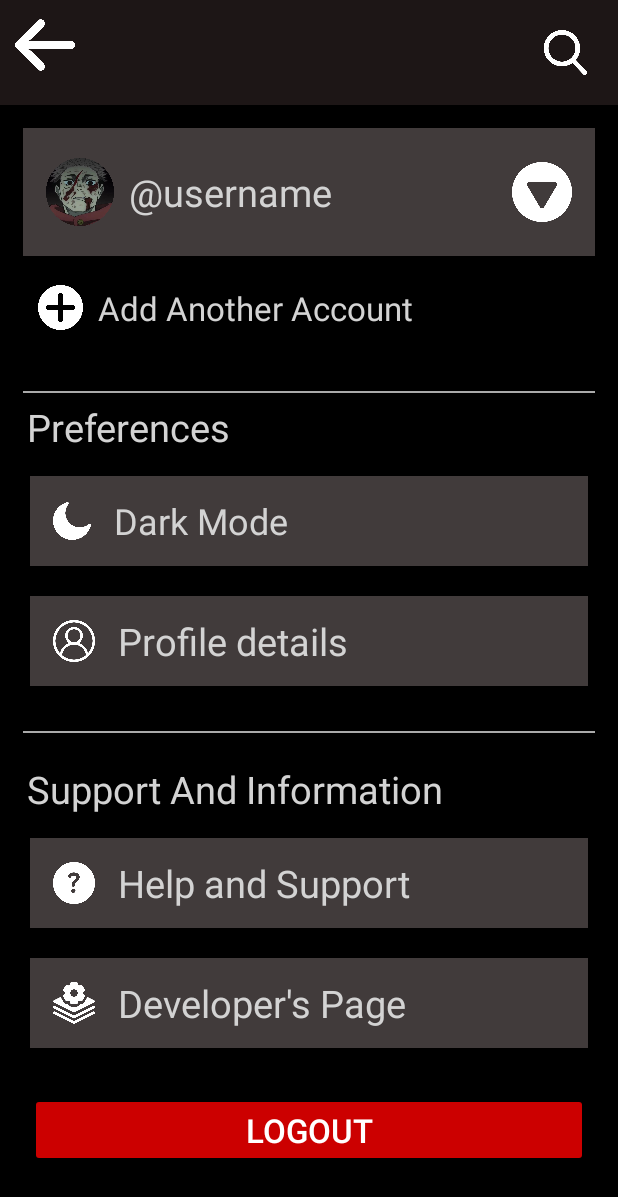
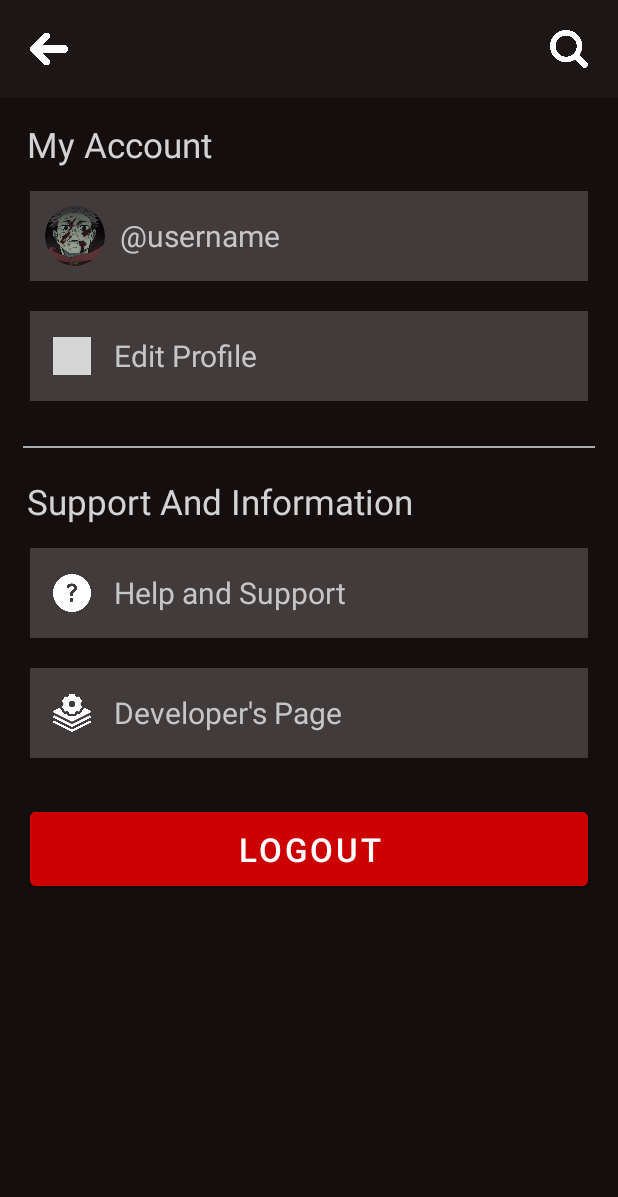
Before and after one commit to Jxrtd/AniVibe, an Android app: the SettingsActivity screen opened directly, with no data from a screen before it, on a phone screen of 412 x 824 dp. Shown: the top 1197 px of the screen. Run offline under Robolectric (Android 15) with nearby library versions, the phone set to English and light mode, and no system bars; our stand-ins replace CircleImageView; grey boxes are pictures that could not be loaded.

Commit message:
- settings

```diff
--- a/app/src/main/AndroidManifest.xml
+++ b/app/src/main/AndroidManifest.xml
@@ -36,6 +36,9 @@
             </intent-filter>
         </activity>
         <activity
+            android:name=".ConversationActivity"
+            android:exported="false" />
+        <activity
             android:name=".SettingsActivity"
             android:exported="true">
         </activity>
--- a/app/src/main/java/org/opensource/anivibe/SettingsActivity.kt
+++ b/app/src/main/java/org/opensource/anivibe/SettingsActivity.kt
@@ -1,63 +1,86 @@
 package org.opensource.anivibe
 
-import android.app.Activity
-import android.app.AlertDialog
+import android.content.Context
 import android.content.Intent
+import android.graphics.BitmapFactory
 import android.os.Bundle
-import android.util.Log
-import android.widget.Button
-import android.widget.ImageButton
 import android.widget.LinearLayout
+import android.widget.TextView
+import androidx.appcompat.app.AppCompatActivity
+import de.hdodenhof.circleimageview.CircleImageView
+import org.opensource.anivibe.fragments.ProfileFragment
 
-class SettingsActivity : Activity() {
+class SettingsActivity : AppCompatActivity() {
+
+    private lateinit var profileImageView: CircleImageView
+    private lateinit var usernameTextView: TextView
+
     override fun onCreate(savedInstanceState: Bundle?) {
         super.onCreate(savedInstanceState)
         setContentView(R.layout.anivibe_settings)
 
-        Log.d("CSIT 284", "SettingsActivity Loaded Successfully")
+        // Bind profile views
+        profileImageView = findViewById(R.id.settings_profile_image)
+        usernameTextView = findViewById(R.id.settings_username_text)
 
-        val menu: ImageButton = findViewById(R.id.backbutton)
-        menu.setOnClickListener {
-            Log.d("CSIT 284", "Back button clicked")
-
-            val intent = Intent(this, NavBar::class.java)
-            startActivity(intent)
-            overridePendingTransition(R.anim.slide_in_left, R.anim.slide_out_right)
+        // Set up back button
+        findViewById<android.widget.ImageButton>(R.id.backbutton).setOnClickListener {
+            finish()
         }
 
-        val dev: LinearLayout = findViewById(R.id.developerPageButton)
-        dev.setOnClickListener {
-            Log.d("CSIT 284", "Developer's Page button clicked")
-
-            val intent = Intent(this, DevelopersPageActivity::class.java)
+        // Set up username section to navigate to ProfileFragment
+        findViewById<LinearLayout>(R.id.usernameSection).setOnClickListener {
+            // Navigate to MainActivity and show ProfileFragment
+            val intent = Intent(this, ProfileFragment::class.java)
             startActivity(intent)
-            overridePendingTransition(R.anim.slide_in_right, R.anim.slide_out_left)
-        }
-        val support: LinearLayout = findViewById(R.id.HelpAndSupportButton)
-        support.setOnClickListener {
-            Log.d("CSIT 284", "Developer's Page button clicked")
-
-            val intent = Intent(this, Settings_HelpAndSupportAcitivity::class.java)
-            startActivity(intent)
-            overridePendingTransition(R.anim.slide_in_right, R.anim.slide_out_left)
         }
 
+        // Set up edit profile button
+        findViewById<LinearLayout>(R.id.editProfileButton).setOnClickListener {
+            val intent = Intent(this, EditProfileActivity::class.java)
+            startActivity(intent)
+        }
 
+        // Set up help and support button
+        findViewById<LinearLayout>(R.id.HelpAndSupportButton).setOnClickListener {
+            // Handle support navigation
+        }
 
-        val logout = findViewById<Button>(R.id.logoutButton)
-        logout.setOnClickListener {
-            AlertDialog.Builder(this)
-                .setTitle("Logout")
-                .setMessage("Are you sure you want to logout?")
-                .setPositiveButton("Yes") { _, _ ->
-                    Log.e("CSIT 284", "Logging out")
-                    val intent = Intent(this, LoginActivity::class.java)
-                    intent.flags = Intent.FLAG_ACTIVITY_NEW_TASK or Intent.FLAG_ACTIVITY_CLEAR_TASK
-                    startActivity(intent)
-                    finish()
+        // Set up developer's page button
+        findViewById<LinearLayout>(R.id.developerPageButton).setOnClickListener {
+            // Handle developer page navigation
+        }
+
+        // Set up logout button
+        findViewById<android.widget.Button>(R.id.logoutButton).setOnClickListener {
+            // Handle logout
+        }
+    }
+
+    override fun onResume() {
+        super.onResume()
+        // Load the latest profile data when returning to this activity
+        loadProfileData()
+    }
+
+    private fun loadProfileData() {
+        // Load username from UserPrefs
+        val userPrefs = getSharedPreferences("UserPrefs", Context.MODE_PRIVATE)
+        val username = userPrefs.getString("username", "username")
+        usernameTextView.text = "@$username"
+
+        // Load profile picture from ProfilePrefs
+        val profilePrefs = getSharedPreferences("ProfilePrefs", Context.MODE_PRIVATE)
+        profilePrefs.getString("profile_image", null)?.let { filename ->
+            try {
+                openFileInput(filename).use { fileInputStream ->
+                    val bitmap = BitmapFactory.decodeStream(fileInputStream)
+                    profileImageView.setImageBitmap(bitmap)
                 }
-                .setNegativeButton("No", null) // Dismisses the dialog
-                .show()
+            } catch (e: Exception) {
+                // If there's an error loading the image, keep the default
+                e.printStackTrace()
+            }
         }
     }
 }
--- a/app/src/main/res/layout/anivibe_settings.xml
+++ b/app/src/main/res/layout/anivibe_settings.xml
@@ -15,9 +15,11 @@
         android:layout_margin="10dp">
 
         <ImageButton
+            android:layout_gravity="center"
             android:id="@+id/backbutton"
-            android:layout_width="40dp"
-            android:layout_height="40dp"
+            android:layout_width="25dp"
+            android:layout_marginStart="10dp"
+            android:layout_height="25dp"
             android:src="@drawable/arrow_left_icon"
             android:scaleType="fitCenter"
             android:background="#1D1616"/>
@@ -27,8 +29,8 @@
             android:layout_weight="1"/>
 
         <ImageView
-            android:layout_width="50dp"
-            android:layout_height="50dp"
+            android:layout_width="45dp"
+            android:layout_height="45dp"
             android:scaleType="fitXY"
             android:src="@drawable/search_icon"
             android:padding="10dp"/>
@@ -38,86 +40,22 @@
         android:layout_width="match_parent"
         android:layout_height="match_parent"
         android:fillViewport="true"
-        android:background="@color/black">
+        android:background="#140e0e">
 
         <LinearLayout
             android:layout_width="match_parent"
             android:layout_height="wrap_content"
             android:orientation="vertical">
 
+
             <!-- Account Section -->
-            <LinearLayout
+            <TextView
+                android:layout_marginTop="15dp"
                 android:layout_width="match_parent"
                 android:layout_height="wrap_content"
-                android:layout_margin="15dp"
-                android:background="#413b3b"
-                android:orientation="vertical">
-
-                <LinearLayout
-                    android:layout_width="match_parent"
-                    android:layout_height="wrap_content"
-                    android:layout_margin="15dp"
-                    android:gravity="center_vertical">
-                    <ImageView
-                        android:layout_width="45dp"
-                        android:layout_height="45dp"
-                        android:src="@drawable/profile_circle"/>
-                    <TextView
-                        android:layout_width="wrap_content"
-                        android:layout_height="wrap_content"
-                        android:text="\@username"
-                        android:textColor="#D3D3D3"
-                        android:textSize="25sp"
-                        android:layout_margin="10dp"/>
-                    <View
-                        android:layout_width="0dp"
-                        android:layout_height="0dp"
-                        android:layout_weight="1"/>
-                    <ImageButton
-                        android:layout_width="40dp"
-                        android:layout_height="40dp"
-                        android:src="@drawable/down_arrow_sign_icon"
-                        android:scaleType="fitCenter"
-                        android:background="#413b3b"/>
-                </LinearLayout>
-
-                <LinearLayout
-                    android:layout_width="match_parent"
-                    android:layout_height="wrap_content"
-                    android:padding="10dp"
-                    android:orientation="horizontal"
-                    android:gravity="center_vertical"
-                    android:background="@color/black">
-                    <ImageButton
-                        android:layout_width="30dp"
-                        android:layout_height="30dp"
-                        android:src="@drawable/plus_sign_icon"
-                        android:scaleType="fitCenter"
-                        android:background="@color/black"/>
-                    <TextView
-                        android:layout_width="wrap_content"
-                        android:layout_height="wrap_content"
-                        android:text="Add Another Account"
-                        android:textColor="#d3d3d3"
-                        android:layout_margin="10dp"
-                        android:textSize="22sp"/>
-                </LinearLayout>
-            </LinearLayout>
-
-            <View
-                android:layout_width="match_parent"
-                android:layout_height="1dp"
-                android:background="@android:color/darker_gray"
-                android:layout_marginVertical="5dp"
-                android:layout_marginHorizontal="15dp"/>
-
-            <!-- Preferences Section -->
-            <TextView
-                android:layout_width="match_parent"
-                android:layout_height="wrap_content"
-                android:text="Preferences"
+                android:text="My Account"
                 android:textColor="#d3d3d3"
-                android:textSize="25sp"
+                android:textSize="23sp"
                 android:layout_marginStart="18dp"
                 android:layout_marginBottom="5dp"/>
 
@@ -127,7 +65,35 @@
                 android:orientation="vertical"
                 android:layout_marginHorizontal="10dp">
 
+                <!-- Original username section -->
                 <LinearLayout
+                    android:id="@+id/usernameSection"
+                    android:layout_width="match_parent"
+                    android:layout_height="60dp"
+                    android:orientation="horizontal"
+                    android:layout_margin="10dp"
+                    android:background="#413b3b"
+                    android:gravity="center_vertical">
+
+                    <!-- Change the ImageView to CircleImageView for profile picture -->
+                    <de.hdodenhof.circleimageview.CircleImageView
+                        android:id="@+id/settings_profile_image"
+                        android:layout_margin="10dp"
+                        android:layout_width="40dp"
+                        android:layout_height="40dp"
+                        android:src="@drawable/profile_circle"/>
+
+                    <TextView
+                        android:id="@+id/settings_username_text"
+                        android:layout_width="wrap_content"
+                        android:layout_height="wrap_content"
+                        android:text="\@username"
+                        android:textSize="20sp"
+                        android:textColor="#c6c6c6"/>
+                </LinearLayout>
+
+                <LinearLayout
+                    android:id="@+id/editProfileButton"
                     android:layout_width="match_parent"
                     android:layout_height="60dp"
                     android:orientation="horizontal"
@@ -138,37 +104,15 @@
                         android:layout_margin="15dp"
                         android:layout_width="25dp"
                         android:layout_height="25dp"
-                        android:src="@drawable/moon_icon"
+                        android:src="@drawable/edit_profile_icon"
                         android:scaleType="fitCenter"
                         android:background="#413b3b"/>
                     <TextView
                         android:layout_width="wrap_content"
                         android:layout_height="wrap_content"
-                        android:text="Dark Mode"
-                        android:textSize="24sp"
-                        android:textColor="#d3d3d3"/>
-                </LinearLayout>
-
-                <LinearLayout
-                    android:layout_width="match_parent"
-                    android:layout_height="60dp"
-                    android:orientation="horizontal"
-                    android:layout_margin="10dp"
-                    android:background="#413b3b"
-                    android:gravity="center_vertical">
-                    <ImageButton
-                        android:layout_margin="15dp"
-                        android:layout_width="28dp"
-                        android:layout_height="28dp"
-                        android:src="@drawable/profile_icon"
-                        android:scaleType="fitCenter"
-                        android:background="#413b3b"/>
-                    <TextView
-                        android:layout_width="wrap_content"
-                        android:layout_height="wrap_content"
-                        android:text="Profile details"
-                        android:textSize="25sp"
-                        android:textColor="#d3d3d3"/>
+                        android:text="Edit Profile"
+                        android:textSize="20sp"
+                        android:textColor="#c6c6c6"/>
                 </LinearLayout>
             </LinearLayout>
 
@@ -185,7 +129,7 @@
                 android:layout_height="wrap_content"
                 android:text="Support And Information"
                 android:textColor="#d3d3d3"
-                android:textSize="25sp"
+                android:textSize="23sp"
                 android:layout_marginStart="18dp"
                 android:layout_marginBottom="5dp"/>
 
@@ -205,8 +149,8 @@
                     android:gravity="center_vertical">
                     <ImageButton
                         android:layout_margin="15dp"
-                        android:layout_width="28dp"
-                        android:layout_height="28dp"
+                        android:layout_width="25dp"
+                        android:layout_height="25dp"
                         android:src="@drawable/support_icon"
                         android:scaleType="fitCenter"
                         android:background="#413b3b"/>
@@ -214,8 +158,8 @@
                         android:layout_width="wrap_content"
                         android:layout_height="wrap_content"
                         android:text="Help and Support"
-                        android:textSize="25sp"
-                        android:textColor="#d3d3d3"/>
+                        android:textSize="20sp"
+                        android:textColor="#c6c6c6"/>
                 </LinearLayout>
 
                 <LinearLayout
@@ -228,8 +172,8 @@
                     android:gravity="center_vertical">
                     <ImageButton
                         android:layout_margin="15dp"
-                        android:layout_width="28dp"
-                        android:layout_height="28dp"
+                        android:layout_width="25dp"
+                        android:layout_height="25dp"
                         android:src="@drawable/developer_icon"
                         android:scaleType="fitCenter"
                         android:background="@android:color/transparent"/>
@@ -237,8 +181,8 @@
                         android:layout_width="wrap_content"
                         android:layout_height="wrap_content"
                         android:text="Developer's Page"
-                        android:textSize="25sp"
-                        android:textColor="#d3d3d3"/>
+                        android:textSize="20sp"
+                        android:textColor="#c6c6c6"/>
                 </LinearLayout>
             </LinearLayout>
 
@@ -249,12 +193,11 @@
                 android:layout_height="wrap_content"
                 android:text="Logout"
                 android:textSize="22sp"
+                android:padding="10dp"
                 android:textColor="@android:color/white"
                 android:layout_margin="20dp"
                 android:backgroundTint="@android:color/holo_red_dark"/>
 
         </LinearLayout>
     </ScrollView>
-
-
 </LinearLayout>
```
Also changed, not shown: app/src/main/java/org/opensource/anivibe/EditProfileActivity.kt (+10 -9 lines), app/src/main/java/org/opensource/anivibe/fragments/ProfileFragment.kt (+6 -9 lines), app/src/main/res/layout/activity_conversation.xml (+17 -14 lines), app/src/main/res/layout/activity_edit_profile.xml (+82 -62 lines), app/src/main/res/layout/anivibe_profilefragment.xml (+2 -24 lines), app/src/main/res/layout/navbar.xml (+9 -6 lines), app/src/main/res/layout/saveanime_list.xml (+5 -11 lines), app/src/main/res/drawable/arrow_left_icon.png, app/src/main/res/drawable/profile_icon.png (deleted), app/src/main/res/drawable/search_icon.png.
